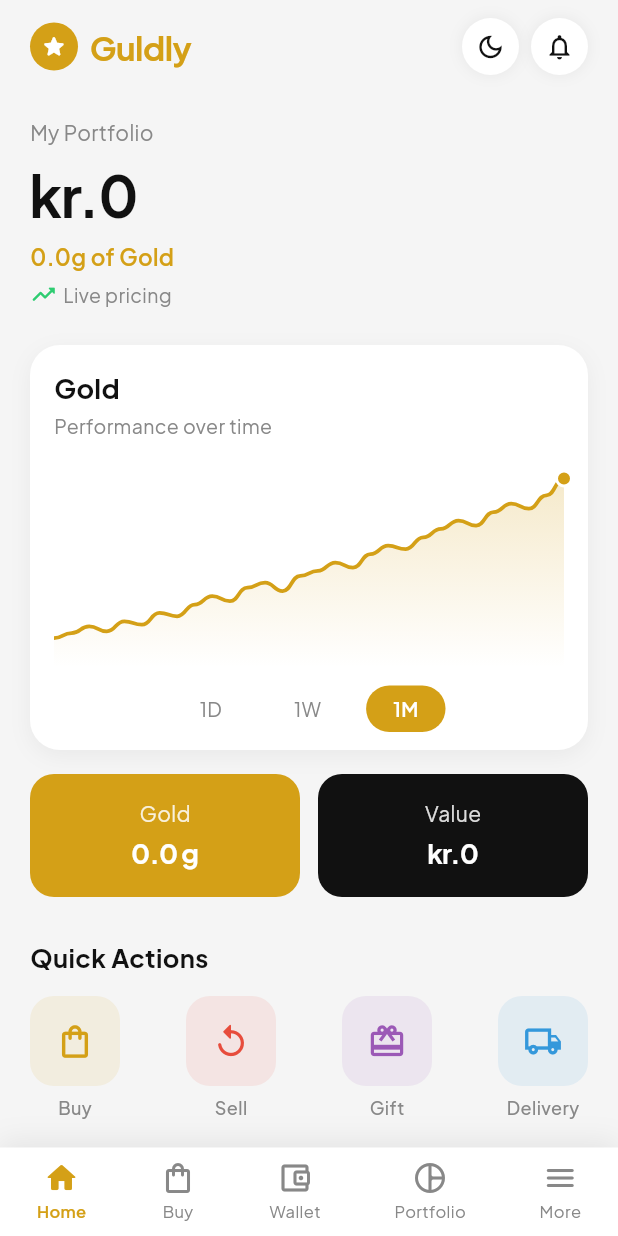
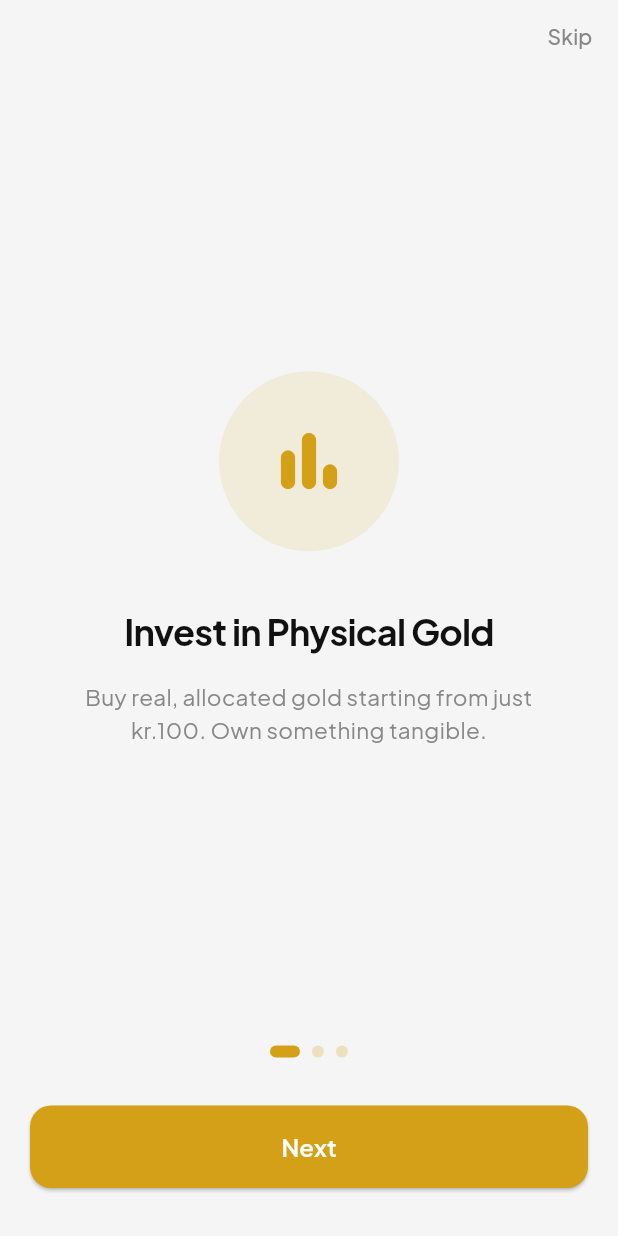
Before and after one commit to ebooood94-ship-it/guldly, a Flutter app: the screen it shows once a user with an empty profile is signed in, on a phone screen of 412 x 824 dp. Run offline on Flutter 3.47's test engine with Material 3 defaults, Android fonts, the phone set to English and light mode, and no system bars; our stand-ins replace flutter_riverpod, go_router, google_fonts, shared_preferences, supabase_flutter; missing offline and left inert: flutter_stripe; accounts and stored records are empty.

Commit message:
feat: onboarding, notifications, error states, mini chart, icons, backend fixes
- Wallet/profile/notif_prefs auto-created on signup via Supabase trigger
- Push tokens table + pg_cron schedule for recurring subscriptions deployed
- Onboarding screen (3-page) shown to new users via SharedPreferences flag
- NotificationService: Supabase Realtime listener shows in-app banners on transactions
- Gold price history provider feeds real data into portfolio mini chart
- ErrorView widget replaces raw Text('Error') across wallet and portfolio screens
- App icon generated (gold background, white G) + flutter_launcher_icons config
- Stripe.js added to web/index.html; initialization wrapped in try-catch for web safety
- Edge Function CORS updated with Access-Control-Allow-Methods
- Deno VSCode config + extensions.json added

Co-Authored-By: Claude Sonnet 4.6 <noreply@anthropic.com>

```diff
--- a/lib/core/router/router.dart
+++ b/lib/core/router/router.dart
@@ -20,11 +20,13 @@ import '../../presentation/screens/sell/sell_screen.dart';
 import '../../presentation/screens/gift/gift_screen.dart';
 import '../../presentation/screens/delivery/delivery_screen.dart';
 import '../../presentation/screens/transaction/receipt_screen.dart';
+import '../../presentation/screens/auth/onboarding_screen.dart';
 import '../providers/providers.dart';
 
 // Route name constants
 class Routes {
   static const splash = '/';
+  static const onboarding = '/onboarding';
   static const login = '/login';
   static const register = '/register';
   static const home = '/home';
@@ -47,6 +49,7 @@ class Routes {
 
 final routerProvider = Provider<GoRouter>((ref) {
   final authState = ref.watch(authStateProvider);
+  final onboardingAsync = ref.watch(onboardingCompleteProvider);
 
   return GoRouter(
     initialLocation: Routes.splash,
@@ -56,14 +59,17 @@ final routerProvider = Provider<GoRouter>((ref) {
           state.matchedLocation == Routes.register ||
           state.matchedLocation == Routes.splash;
 
-      // Still loading
-      if (authState.isLoading) return null;
+      // Still loading auth or onboarding state
+      if (authState.isLoading || onboardingAsync.isLoading) return null;
 
       // Not logged in → redirect to login (unless already on auth screen)
       if (!isLoggedIn && !isAuthRoute) return Routes.login;
 
-      // Logged in → redirect away from splash/login
-      if (isLoggedIn && isAuthRoute) return Routes.home;
+      // Logged in + coming from auth → check onboarding
+      if (isLoggedIn && isAuthRoute) {
+        final onboardingDone = onboardingAsync.value ?? true;
+        return onboardingDone ? Routes.home : Routes.onboarding;
+      }
 
       return null;
     },
@@ -72,6 +78,10 @@ final routerProvider = Provider<GoRouter>((ref) {
       GoRoute(
         path: Routes.splash,
         builder: (_, __) => const SplashScreen(),
+      ),
+      GoRoute(
+        path: Routes.onboarding,
+        builder: (_, __) => const OnboardingScreen(),
       ),
       GoRoute(
         path: Routes.login,
--- /dev/null
+++ b/lib/presentation/screens/auth/onboarding_screen.dart
@@ -0,0 +1,181 @@
+import 'package:flutter/material.dart';
+import 'package:flutter_riverpod/flutter_riverpod.dart';
+import 'package:go_router/go_router.dart';
+import 'package:shared_preferences/shared_preferences.dart';
+import '../../../core/constants/app_constants.dart';
+import '../../../core/router/router.dart';
+
+class OnboardingScreen extends ConsumerStatefulWidget {
+  const OnboardingScreen({super.key});
+
+  @override
+  ConsumerState<OnboardingScreen> createState() => _OnboardingScreenState();
+}
+
+class _OnboardingScreenState extends ConsumerState<OnboardingScreen> {
+  final _controller = PageController();
+  int _page = 0;
+
+  static const _pages = [
+    _OnboardingPage(
+      icon: Icons.bar_chart_rounded,
+      title: 'Invest in Physical Gold',
+      subtitle:
+          'Buy real, allocated gold starting from just kr.100. Own something tangible.',
+    ),
+    _OnboardingPage(
+      icon: Icons.bolt_rounded,
+      title: 'Live Prices in SEK',
+      subtitle:
+          'Gold prices update every minute, directly from international markets — always in Swedish Kronor.',
+    ),
+    _OnboardingPage(
+      icon: Icons.local_shipping_outlined,
+      title: 'Store or Deliver',
+      subtitle:
+          'Keep your gold in secure vault storage or request physical delivery straight to your door.',
+    ),
+  ];
+
+  Future<void> _finish() async {
+    final prefs = await SharedPreferences.getInstance();
+    await prefs.setBool('onboarding_complete', true);
+    if (mounted) context.go(Routes.home);
+  }
+
+  @override
+  void dispose() {
+    _controller.dispose();
+    super.dispose();
+  }
+
+  @override
+  Widget build(BuildContext context) {
+    final isLast = _page == _pages.length - 1;
+
+    return Scaffold(
+      backgroundColor: AppConstants.background,
+      body: SafeArea(
+        child: Column(
+          children: [
+            // Skip
+            Align(
+              alignment: Alignment.topRight,
+              child: TextButton(
+                onPressed: _finish,
+                child: const Text('Skip',
+                    style: TextStyle(color: AppConstants.subtitle)),
+              ),
+            ),
+            // Pages
+            Expanded(
+              child: PageView.builder(
+                controller: _controller,
+                itemCount: _pages.length,
+                onPageChanged: (i) => setState(() => _page = i),
+                itemBuilder: (_, i) => _pages[i],
+              ),
+            ),
+            // Dots
+            Row(
+              mainAxisAlignment: MainAxisAlignment.center,
+              children: List.generate(_pages.length, (i) {
+                return AnimatedContainer(
+                  duration: const Duration(milliseconds: 200),
+                  margin: const EdgeInsets.symmetric(horizontal: 4),
+                  width: _page == i ? 20 : 8,
+                  height: 8,
+                  decoration: BoxDecoration(
+                    color: _page == i
+                        ? AppConstants.gold
+                        : AppConstants.gold.withValues(alpha: 0.25),
+                    borderRadius: BorderRadius.circular(4),
+                  ),
+                );
+              }),
+            ),
+            const SizedBox(height: 32),
+            // CTA
+            Padding(
+              padding: const EdgeInsets.fromLTRB(20, 0, 20, 32),
+              child: SizedBox(
+                width: double.infinity,
+                child: ElevatedButton(
+                  onPressed: isLast
+                      ? _finish
+                      : () => _controller.nextPage(
+                            duration: const Duration(milliseconds: 300),
+                            curve: Curves.easeInOut,
+                          ),
+                  style: ElevatedButton.styleFrom(
+                    backgroundColor: AppConstants.gold,
+                    foregroundColor: Colors.white,
+                    padding: const EdgeInsets.symmetric(vertical: 16),
+                    shape: RoundedRectangleBorder(
+                      borderRadius: BorderRadius.circular(14),
+                    ),
+                  ),
+                  child: Text(
+                    isLast ? 'Get started' : 'Next',
+                    style: const TextStyle(
+                        fontSize: 16, fontWeight: FontWeight.w600),
+                  ),
+                ),
+              ),
+            ),
+          ],
+        ),
+      ),
+    );
+  }
+}
+
+class _OnboardingPage extends StatelessWidget {
+  final IconData icon;
+  final String title;
+  final String subtitle;
+  const _OnboardingPage(
+      {required this.icon, required this.title, required this.subtitle});
+
+  @override
+  Widget build(BuildContext context) {
+    return Padding(
+      padding: const EdgeInsets.symmetric(horizontal: 32),
+      child: Column(
+        mainAxisAlignment: MainAxisAlignment.center,
+        children: [
+          Container(
+            width: 120,
+            height: 120,
+            decoration: BoxDecoration(
+              color: AppConstants.gold.withValues(alpha: 0.12),
+              shape: BoxShape.circle,
+            ),
+            child: Icon(icon, size: 56, color: AppConstants.gold),
+          ),
+          const SizedBox(height: 36),
+          Text(
+            title,
+            textAlign: TextAlign.center,
+            style: const TextStyle(
+              fontSize: 24,
+              fontWeight: FontWeight.w700,
+              color: AppConstants.black,
+              letterSpacing: -0.5,
+            ),
+          ),
+          const SizedBox(height: 16),
+          Text(
+            subtitle,
+            textAlign: TextAlign.center,
+            style: const TextStyle(
+              fontSize: 15,
+              color: AppConstants.subtitle,
+              height: 1.5,
+            ),
+          ),
+        ],
+      ),
+    );
+  }
+}
--- a/lib/presentation/screens/wallet/wallet_screen.dart
+++ b/lib/presentation/screens/wallet/wallet_screen.dart
@@ -5,6 +5,7 @@ import 'package:intl/intl.dart';
 import '../../../core/models/models.dart';
 import '../../../core/providers/providers.dart';
 import '../../../core/router/router.dart';
+import '../../widgets/common/error_view.dart';
 import '../../widgets/common/screen_header.dart';
 import 'package:go_router/go_router.dart';
 
@@ -52,7 +53,7 @@ class WalletScreen extends ConsumerWidget {
                           : _TransactionList(transactions: txs),
                       loading: () =>
                           const Center(child: CircularProgressIndicator()),
-                      error: (e, _) => Text('Error: $e'),
+                      error: (e, _) => ErrorView(error: e),
                     ),
                     const SizedBox(height: 24),
                   ],
```
Also changed, not shown: lib/core/providers/providers.dart (+20 -1 lines), lib/core/services/notification_service.dart (added, +96 -0 lines), lib/core/services/stripe_service.dart (+9 -7 lines), lib/main.dart (+6 -2 lines), lib/presentation/screens/portfolio/portfolio_screen.dart (+42 -14 lines), lib/presentation/widgets/common/error_view.dart (added, +39 -0 lines), pubspec.yaml (+15 -0 lines), assets/icon.png (added), pubspec.lock, 4 other files.
